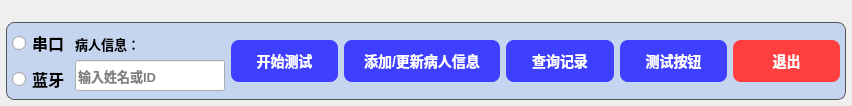
Old version of the form src/ui/mainwindow/bottom_menu/mainwindow_bottom_menu.ui in the repository OuyangXuanyu/Qt_FixedApp.
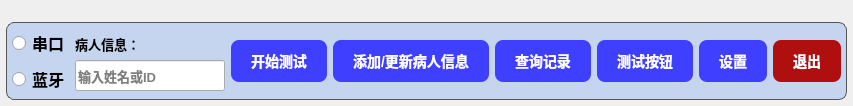
New version of the form.

The edit to the form file:
```diff
--- a/src/ui/mainwindow/bottom_menu/mainwindow_bottom_menu.ui
+++ b/src/ui/mainwindow/bottom_menu/mainwindow_bottom_menu.ui
@@ -65,7 +65,7 @@
        <number>0</number>
       </property>
       <item>
-       <layout class="QHBoxLayout" name="horizontalLayout" stretch="0,1,1,1,1,1,1">
+       <layout class="QHBoxLayout" name="horizontalLayout" stretch="0,1,1,1,1,0,0,1">
         <property name="spacing">
          <number>6</number>
         </property>
@@ -293,6 +293,21 @@
           </property>
          </widget>
         </item>
+        <item>
+         <widget class="QPushButton" name="BTN_Settings">
+          <property name="styleSheet">
+           <string notr="true">QPushButton {
+                background-color: #3f3fff; color: white;
+                border: none; padding: 10px 20px; border-radius: 8px;
+                font-weight: bold; font-size: 14px;
+            }
+QPushButton:hover { background-color: #0000bf; }</string>
+          </property>
+          <property name="text">
+           <string>设置</string>
+          </property>
+         </widget>
+        </item>
         <item>
          <widget class="QPushButton" name="BTN_Exit">
           <property name="sizePolicy">
@@ -309,11 +324,14 @@
           </property>
           <property name="styleSheet">
            <string notr="true">QPushButton {
-                background-color: #ff3f3f; color: white;
-                border: none; padding: 10px 20px; border-radius: 8px;
-                font-weight: bold; font-size: 14px;
-            }
-QPushButton:hover { background-color: #bf0000; }</string>
+background-color: #af0f0f; 
+color: white;
+border: none; padding: 10px 20px; border-radius: 8px;
+font-weight: bold; font-size: 14px;
+}
+QPushButton:hover {
+background-color: #3f0000;
+}</string>
           </property>
           <property name="text">
            <string>退出</string>
```
